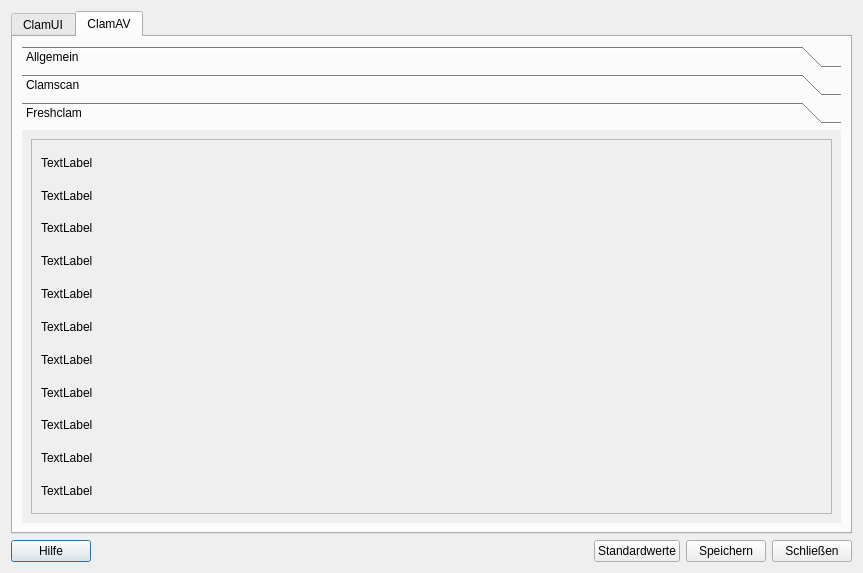
Before: the Qt Designer form ui/settings.ui in elgolondrino/clamui, drawn with Qt 5.
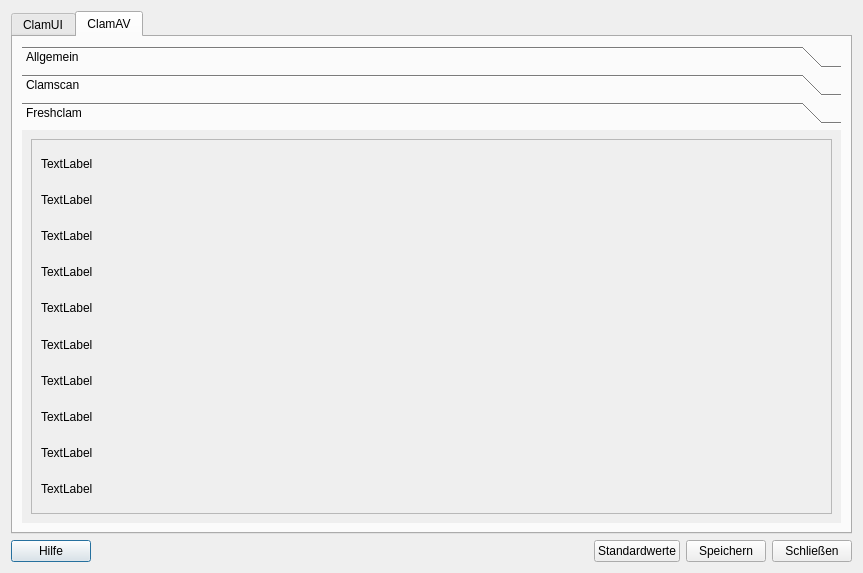
After: the same form once the commit is applied. The open tabs and pages were chosen to show the change. Icons and pictures are not drawn.

```diff
--- a/ui/settings.ui
+++ b/ui/settings.ui
@@ -269,6 +269,47 @@
                       </property>
                      </widget>
                     </item>
+                    <item row="2" column="1">
+                     <widget class="QComboBox" name="comboBox_ClamVDB">
+                      <property name="toolTip">
+                       <string>Wo sollen die Virendefinitionen gespeichert werden?&lt;br /&gt;
+Beachten Sie, dass Verzeichnisse außerhalb vom Benutzerverzeichnis gegebenfals root-Rechte benötigen.</string>
+                      </property>
+                     </widget>
+                    </item>
+                    <item row="2" column="0">
+                     <widget class="QLabel" name="label_36">
+                      <property name="toolTip">
+                       <string>Wo sollen die Virendefinitionen gespeichert werden?&lt;br /&gt;
+Beachten Sie, dass Verzeichnisse außerhalb vom Benutzerverzeichnis gegebenfals root-Rechte benötigen.</string>
+                      </property>
+                      <property name="text">
+                       <string>Pfad zur &amp;Virendatenbank:</string>
+                      </property>
+                      <property name="buddy">
+                       <cstring>comboBox_ClamVDB</cstring>
+                      </property>
+                     </widget>
+                    </item>
+                    <item row="3" column="0">
+                     <widget class="QLabel" name="label_2">
+                      <property name="toolTip">
+                       <string>Wo sollen die Konfigurationsdateien gespeichert werden?&lt;br /&gt;
+Beachten Sie, dass Verzeichnisse außerhalb vom Benutzerverzeichnis gegebenfals root-Rechte benötigen.</string>
+                      </property>
+                      <property name="text">
+                       <string>Pfad zu den Konfigurationsdateien:</string>
+                      </property>
+                     </widget>
+                    </item>
+                    <item row="3" column="1">
+                     <widget class="QComboBox" name="comboBox_ConfigPath">
+                      <property name="toolTip">
+                       <string>Wo sollen die Konfigurationsdateien gespeichert werden?&lt;br /&gt;
+Beachten Sie, dass Verzeichnisse außerhalb vom Benutzerverzeichnis gegebenfals root-Rechte benötigen.</string>
+                      </property>
+                     </widget>
+                    </item>
                    </layout>
                   </item>
                  </layout>
@@ -496,8 +537,8 @@
            <rect>
             <x>0</x>
             <y>0</y>
-            <width>96</width>
-            <height>86</height>
+            <width>831</width>
+            <height>384</height>
            </rect>
           </property>
           <attribute name="icon">
@@ -519,85 +560,78 @@
                <rect>
                 <x>0</x>
                 <y>0</y>
-                <width>96</width>
-                <height>239</height>
+                <width>815</width>
+                <height>368</height>
                </rect>
               </property>
               <layout class="QVBoxLayout" name="verticalLayout_11">
                <item>
                 <layout class="QGridLayout" name="gridLayout_4">
-                 <item row="10" column="0">
-                  <widget class="QLabel" name="label_28">
+                 <item row="4" column="0">
+                  <widget class="QLabel" name="label_40">
                    <property name="text">
                     <string>TextLabel</string>
                    </property>
                   </widget>
                  </item>
-                 <item row="9" column="0">
+                 <item row="3" column="0">
+                  <widget class="QLabel" name="label_41">
+                   <property name="text">
+                    <string>TextLabel</string>
+                   </property>
+                  </widget>
+                 </item>
+                 <item row="8" column="0">
                   <widget class="QLabel" name="label_30">
                    <property name="text">
                     <string>TextLabel</string>
                    </property>
                   </widget>
                  </item>
-                 <item row="0" column="0">
-                  <widget class="QLabel" name="label_36">
-                   <property name="text">
-                    <string>TextLabel</string>
-                   </property>
-                  </widget>
-                 </item>
-                 <item row="8" column="0">
-                  <widget class="QLabel" name="label_33">
-                   <property name="text">
-                    <string>TextLabel</string>
-                   </property>
-                  </widget>
-                 </item>
-                 <item row="7" column="0">
-                  <widget class="QLabel" name="label_35">
-                   <property name="text">
-                    <string>TextLabel</string>
-                   </property>
-                  </widget>
-                 </item>
-                 <item row="6" column="0">
-                  <widget class="QLabel" name="label_37">
-                   <property name="text">
-                    <string>TextLabel</string>
-                   </property>
-                  </widget>
-                 </item>
                  <item row="1" column="0">
+                  <widget class="QLabel" name="label_39">
+                   <property name="text">
+                    <string>TextLabel</string>
+                   </property>
+                  </widget>
+                 </item>
+                 <item row="0" column="0">
                   <widget class="QLabel" name="label_38">
                    <property name="text">
                     <string>TextLabel</string>
                    </property>
                   </widget>
                  </item>
-                 <item row="3" column="0">
+                 <item row="9" column="0">
+                  <widget class="QLabel" name="label_28">
+                   <property name="text">
+                    <string>TextLabel</string>
+                   </property>
+                  </widget>
+                 </item>
+                 <item row="2" column="0">
                   <widget class="QLabel" name="label_42">
                    <property name="text">
                     <string>TextLabel</string>
                    </property>
                   </widget>
                  </item>
-                 <item row="2" column="0">
-                  <widget class="QLabel" name="label_39">
-                   <property name="text">
-                    <string>TextLabel</string>
-                   </property>
-                  </widget>
-                 </item>
                  <item row="5" column="0">
-                  <widget class="QLabel" name="label_40">
+                  <widget class="QLabel" name="label_37">
                    <property name="text">
                     <string>TextLabel</string>
                    </property>
                   </widget>
                  </item>
-                 <item row="4" column="0">
-                  <widget class="QLabel" name="label_41">
+                 <item row="7" column="0">
+                  <widget class="QLabel" name="label_33">
+                   <property name="text">
+                    <string>TextLabel</string>
+                   </property>
+                  </widget>
+                 </item>
+                 <item row="6" column="0">
+                  <widget class="QLabel" name="label_35">
                    <property name="text">
                     <string>TextLabel</string>
                    </property>
```
Left out of the diff: 105 changed lines with no effect on the pictures.
